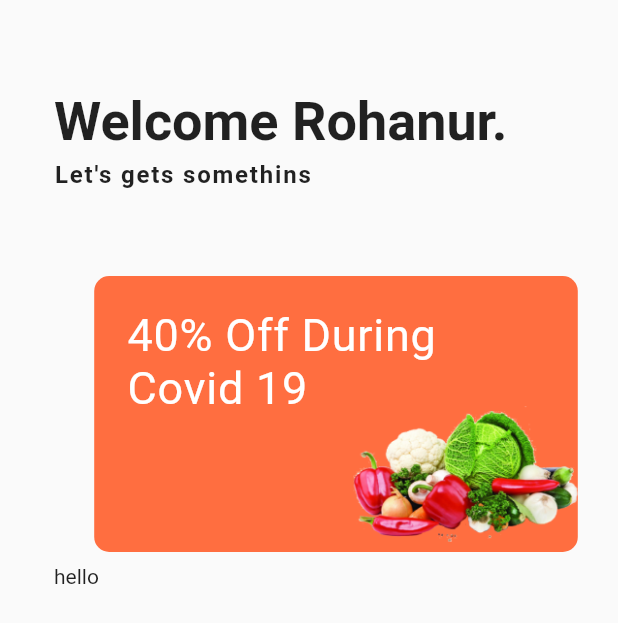
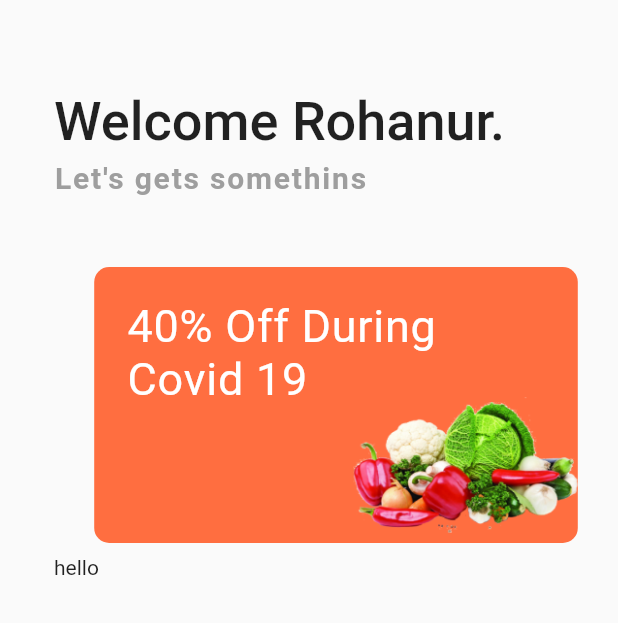
Before and after one commit to ontu001/tech_ecommerce_flutter, a Flutter app: the screen it shows after launch, on a phone screen of 412 x 824 dp. Shown: the top 623 px of the screen. Run offline on Flutter 3.47's test engine with Material 2 defaults, Android fonts, the phone set to English and light mode, and no system bars; drawn by our look-alikes of carousel_slider; Roboto replaces fonts that are missing (Raleway).

Commit message:
some issue solved

```diff
--- a/lib/screen/home_screen.dart
+++ b/lib/screen/home_screen.dart
@@ -25,7 +25,7 @@ class HomeScreen extends StatelessWidget {
                             style: TextStyle(
                               fontFamily: 'Raleway',
                               fontSize: 36,
-                              fontWeight: FontWeight.w600,
+                              fontWeight: FontWeight.w500,
                             ),
                           ),
                           SizedBox(
@@ -36,12 +36,14 @@ class HomeScreen extends StatelessWidget {
                             style: TextStyle(
                               fontWeight: FontWeight.w600,
                               fontFamily: 'Raleway',
-                              fontSize: 16.0,
+                              fontSize: 20.0,
                               letterSpacing: 1.2,
+                              color: Colors.grey
+
                             ),
                           ),
                           SizedBox(
-                            height: 50,
+                            height: 40,
                           ),
                           CarouselSlider(
                               items: [
```
